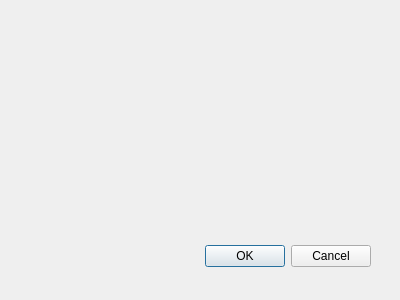
The window that dispositif/Cubicle/creationfichier.ui (ppff/Cubicle-GUI) describes before a commit, drawn with Qt 5.
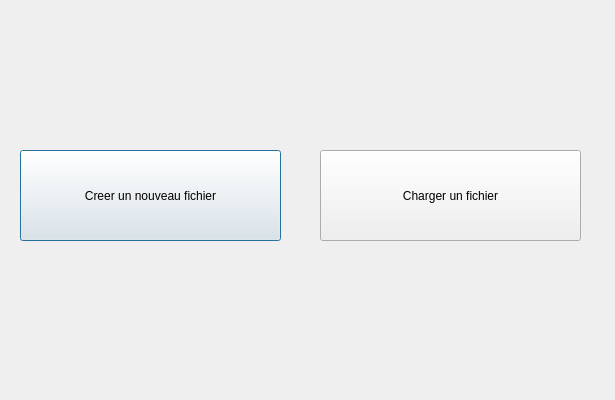
The same window after the commit.

Commit message: ajouter la fonctionnalite de la creation du fichier

```diff
--- a/dispositif/Cubicle/creationfichier.ui
+++ b/dispositif/Cubicle/creationfichier.ui
@@ -8,27 +8,37 @@
    <rect>
     <x>0</x>
     <y>0</y>
-    <width>400</width>
-    <height>300</height>
+    <width>615</width>
+    <height>400</height>
    </rect>
   </property>
   <property name="windowTitle">
    <string>Dialog</string>
   </property>
-  <widget class="QDialogButtonBox" name="buttonBox">
+  <widget class="QPushButton" name="pushButton">
    <property name="geometry">
     <rect>
-     <x>30</x>
-     <y>240</y>
-     <width>341</width>
-     <height>32</height>
+     <x>20</x>
+     <y>150</y>
+     <width>261</width>
+     <height>91</height>
     </rect>
    </property>
-   <property name="orientation">
-    <enum>Qt::Horizontal</enum>
+   <property name="text">
+    <string>Creer un nouveau fichier</string>
    </property>
-   <property name="standardButtons">
-    <set>QDialogButtonBox::Cancel|QDialogButtonBox::Ok</set>
+  </widget>
+  <widget class="QPushButton" name="pushButton_2">
+   <property name="geometry">
+    <rect>
+     <x>320</x>
+     <y>150</y>
+     <width>261</width>
+     <height>91</height>
+    </rect>
+   </property>
+   <property name="text">
+    <string>Charger un fichier</string>
    </property>
   </widget>
  </widget>
```
Left out of the diff: 40 changed lines with no effect on the pictures. The commit also changes 6 other files.
